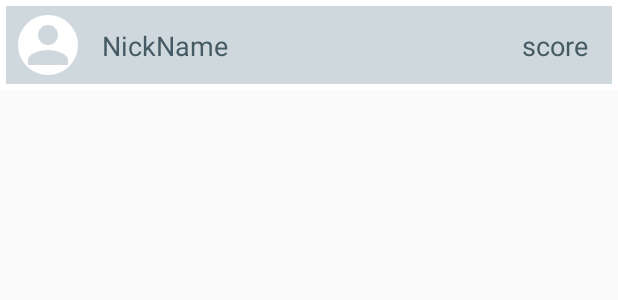
After one commit to okanSerdaroglu/CardMatchingGame, an Android app: the layout item_leader.xml on its own in the app's theme, with its tools: preview values and no code run, on a phone screen of 412 x 824 dp. The commit adds this screen. Shown: the top 300 px of the screen. Run offline under Robolectric (Android 15) with nearby library versions, the phone set to English and light mode, and no system bars.

Commit message:
item leader list added

```diff
--- a/app/src/main/res/drawable/ic_person_black.xml
+++ b/app/src/main/res/drawable/ic_person.xml
@@ -4,6 +4,6 @@
         android:viewportWidth="24.0"
         android:viewportHeight="24.0">
     <path
-        android:fillColor="#FF000000"
+        android:fillColor="#CFD8DC"
         android:pathData="M12,12c2.21,0 4,-1.79 4,-4s-1.79,-4 -4,-4 -4,1.79 -4,4 1.79,4 4,4zM12,14c-2.67,0 -8,1.34 -8,4v2h16v-2c0,-2.66 -5.33,-4 -8,-4z"/>
 </vector>
--- a/app/src/main/res/layout/fragment_main.xml
+++ b/app/src/main/res/layout/fragment_main.xml
@@ -20,7 +20,7 @@
             android:layout_marginBottom="@dimen/margin_50"
             android:background="@drawable/circle"
             android:contentDescription="@string/image_view_person"
-            android:src="@drawable/ic_person_black"
+            android:src="@drawable/ic_person"
             app:layout_constraintBottom_toBottomOf="parent"
             app:layout_constraintEnd_toEndOf="parent"
             app:layout_constraintStart_toStartOf="parent"
--- a/app/src/main/res/layout/fragment_register.xml
+++ b/app/src/main/res/layout/fragment_register.xml
@@ -69,7 +69,7 @@
         android:layout_height="@dimen/margin_60"
         android:background="@drawable/circle"
         android:contentDescription="@string/image_view_person"
-        android:src="@drawable/ic_person_black"
+        android:src="@drawable/ic_person"
         app:layout_constraintBottom_toTopOf="@+id/constraintLayoutPersonalInfo"
         app:layout_constraintEnd_toEndOf="parent"
         app:layout_constraintStart_toStartOf="parent"
--- /dev/null
+++ b/app/src/main/res/layout/item_leader.xml
@@ -0,0 +1,56 @@
+<?xml version="1.0" encoding="utf-8"?>
+<androidx.constraintlayout.widget.ConstraintLayout xmlns:android="http://schemas.android.com/apk/res/android"
+    android:layout_width="match_parent"
+    android:layout_height="@dimen/margin_60"
+    android:background="@color/color_white"
+    xmlns:app="http://schemas.android.com/apk/res-auto">
+
+    <androidx.constraintlayout.widget.ConstraintLayout
+        android:layout_width="match_parent"
+        android:layout_height="match_parent"
+        android:layout_margin="@dimen/margin_4"
+        android:background="@color/color_grey">
+
+
+        <ImageView
+            android:layout_width="@dimen/margin_40"
+            android:layout_height="@dimen/margin_40"
+            android:layout_marginStart="@dimen/margin_8"
+            android:id="@+id/imageViewPerson"
+            app:layout_constraintStart_toStartOf="parent"
+            app:layout_constraintTop_toTopOf="parent"
+            app:layout_constraintBottom_toBottomOf="parent"
+            android:background="@drawable/circle"
+            android:src="@drawable/ic_person"
+            android:contentDescription="@string/image_view_person" />
+
+        <TextView
+            android:layout_width="wrap_content"
+            android:layout_height="wrap_content"
+            android:text="@string/nickname"
+            android:textSize="@dimen/text_size_18"
+            android:textColor="@color/color_green"
+            android:layout_marginStart="@dimen/margin_16"
+            app:layout_constraintStart_toEndOf="@id/imageViewPerson"
+            app:layout_constraintTop_toTopOf="@id/imageViewPerson"
+            app:layout_constraintBottom_toBottomOf="@id/imageViewPerson"
+            android:id="@+id/textViewNickName"/>
+
+        <TextView
+            android:layout_width="wrap_content"
+            android:layout_height="wrap_content"
+            android:id="@+id/textViewScore"
+            android:textColor="@color/color_green"
+            android:textSize="@dimen/text_size_18"
+            android:text="@string/score"
+            android:layout_marginEnd="@dimen/margin_16"
+            app:layout_constraintEnd_toEndOf="parent"
+            app:layout_constraintTop_toTopOf="@id/imageViewPerson"
+            app:layout_constraintBottom_toBottomOf="@id/imageViewPerson"/>
+
+
+    </androidx.constraintlayout.widget.ConstraintLayout>
+
+
+
+</androidx.constraintlayout.widget.ConstraintLayout>
--- a/app/src/main/res/values/dimens.xml
+++ b/app/src/main/res/values/dimens.xml
@@ -12,4 +12,5 @@
     <dimen name="text_size_18">18sp</dimen>
     <dimen name="margin_150">150dp</dimen>
     <dimen name="margin_60">60dp</dimen>
+    <dimen name="margin_4">4dp</dimen>
 </resources>
--- a/app/src/main/res/values/strings.xml
+++ b/app/src/main/res/values/strings.xml
@@ -9,4 +9,5 @@
     <string name="leaders">LEADERS</string>
     <string name="leaders_small">Leaders</string>
     <string name="imageView_back">imageView Back</string>
+    <string name="score">score</string>
 </resources>
```
